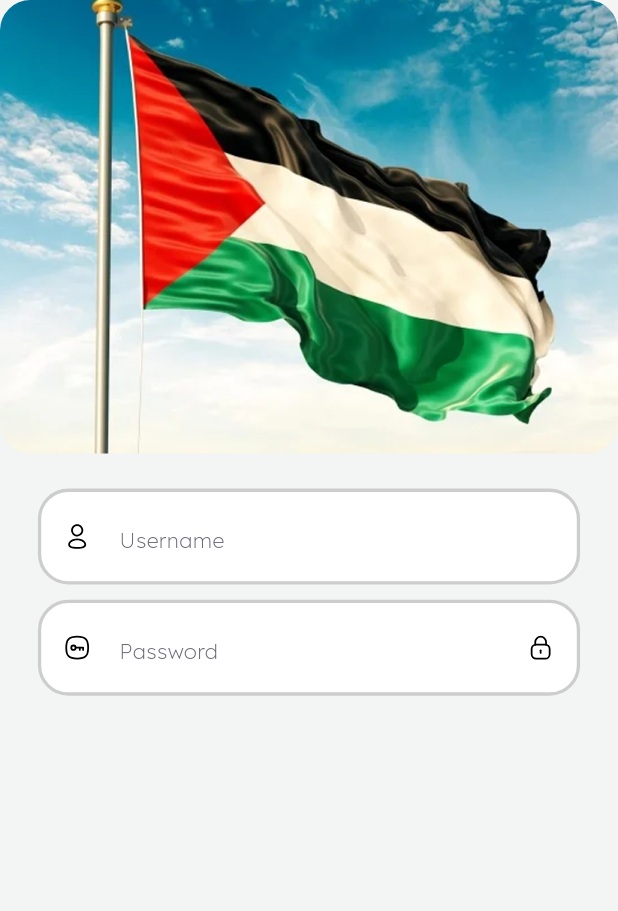
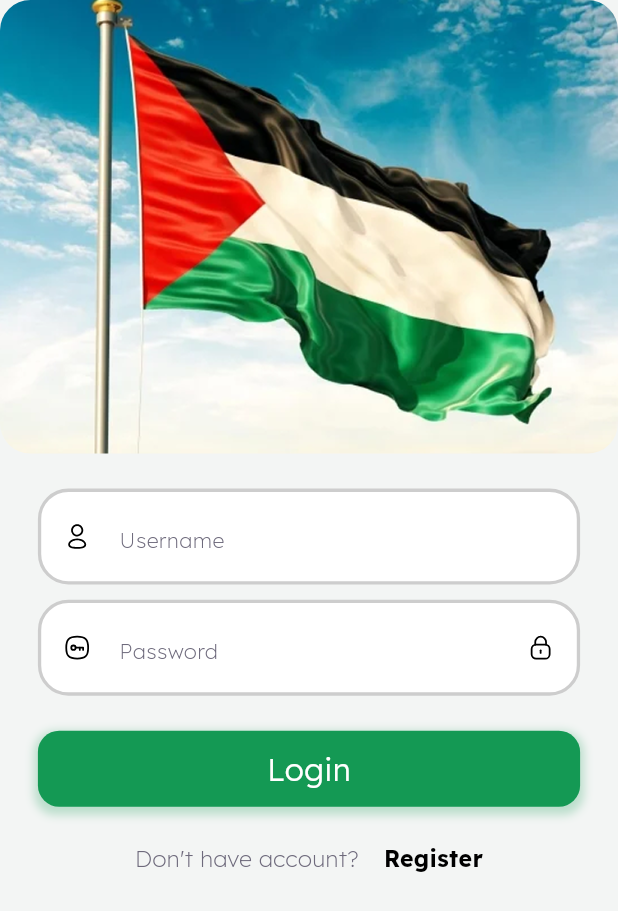
Before and after one commit to ahmedelzek/Todo-NTI-5, a Flutter app: the screen it shows after launch, on a phone screen of 412 x 824 dp. Shown: the top 911 px of the screen. Run offline on Flutter 3.47's test engine with Material 3 defaults, Android fonts, the phone set to English and light mode, and no system bars; our stand-ins replace flutter_screenutil, flutter_svg.

Commit message:
Finish login screen design

```diff
--- /dev/null
+++ b/lib/core/customized_widgets/customized_auth_text.dart
@@ -0,0 +1,30 @@
+import 'package:flutter/cupertino.dart';
+import 'package:flutter_screenutil/flutter_screenutil.dart';
+
+import '../resources/app_colors.dart';
+
+class CustomizedAuthText extends StatelessWidget {
+  final String prompt ;
+  final String title;
+  const CustomizedAuthText({super.key, required this.prompt, required this.title});
+
+  @override
+  Widget build(BuildContext context) {
+    return Row(
+      mainAxisAlignment: MainAxisAlignment.center,
+      children: [
+        Text(prompt,style: TextStyle(
+          color: AppColors.grey,
+          fontSize: 14.sp,
+          fontWeight: FontWeight.w200,
+        ),),
+        SizedBox(width: 15.w,),
+        Text(title, style: TextStyle(
+          color: AppColors.black,
+          fontSize: 14.sp,
+          fontWeight: FontWeight.bold,
+        ))
+      ],
+    );
+  }
+}
--- /dev/null
+++ b/lib/core/customized_widgets/customized_button.dart
@@ -0,0 +1,37 @@
+import 'package:flutter/material.dart';
+import 'package:flutter_screenutil/flutter_screenutil.dart';
+import 'package:todo_nti5/core/resources/app_colors.dart';
+
+class CustomizedButton extends StatelessWidget {
+  const CustomizedButton({super.key});
+
+  @override
+  Widget build(BuildContext context) {
+    return  Container(
+      margin: EdgeInsets.symmetric(horizontal: 23.w),
+      height: 50.h,
+      width: double.infinity,
+      alignment: Alignment.center,
+      decoration: BoxDecoration(
+        color: AppColors.green,
+        borderRadius: BorderRadius.circular(14.r),
+        boxShadow: [
+          BoxShadow(
+            color: AppColors.green.withOpacity(0.25),
+            spreadRadius: 2.w,
+            blurRadius: 4.w,
+            offset: Offset(0, 3.h),
+          )
+        ]
+      ),
+      child: Text(
+        "Login",
+        style: TextStyle(
+          color: AppColors.white,
+          fontSize: 19.sp,
+          fontWeight: FontWeight.w300,
+        ),
+      ),
+    );
+  }
+}
--- a/lib/features/auth/login/login_screen.dart
+++ b/lib/features/auth/login/login_screen.dart
@@ -1,7 +1,9 @@
 import 'package:flutter/material.dart';
 import 'package:flutter_screenutil/flutter_screenutil.dart';
+import 'package:todo_nti5/core/customized_widgets/customized_button.dart';
 import 'package:todo_nti5/core/customized_widgets/customized_text_field.dart';
 
+import '../../../core/customized_widgets/customized_auth_text.dart';
 import '../../../core/resources/app_assets.dart';
 
 class LoginScreen extends StatelessWidget {
@@ -34,6 +36,10 @@ class LoginScreen extends StatelessWidget {
             prefixIcon: AppIcons.passwordIcon,
             isPassword: true,
           ),
+          SizedBox(height: 23.h),
+          CustomizedButton(),
+          SizedBox(height: 23.h),
+          CustomizedAuthText(prompt: "Don't have account?", title: "Register",),
         ],
       ),
     );
```
